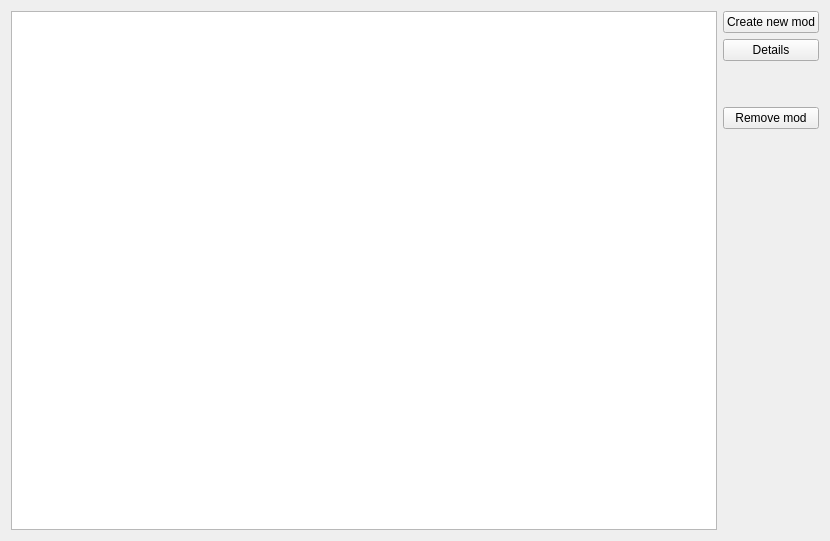
This is src/ui/skeletons/form_repository_table.ui in 132nd-etcher/EASI as Qt 5 draws it before an edit. The edited form follows.
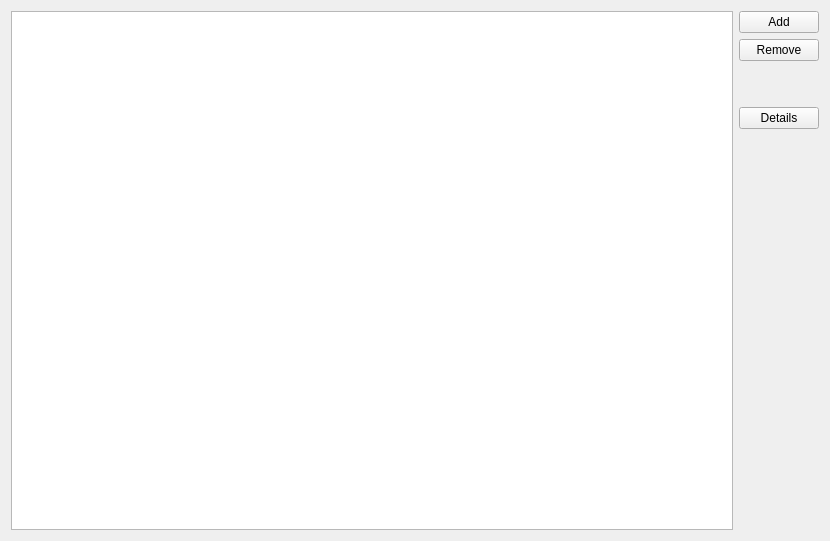
This is the edited form.

```diff
--- a/src/ui/skeletons/form_repository_table.ui
+++ b/src/ui/skeletons/form_repository_table.ui
@@ -22,14 +22,14 @@
      <item>
       <widget class="QPushButton" name="btn_create_mod">
        <property name="text">
-        <string>Create new mod</string>
+        <string>Add</string>
        </property>
       </widget>
      </item>
      <item>
-      <widget class="QPushButton" name="btn_details">
+      <widget class="QPushButton" name="btn_remove">
        <property name="text">
-        <string>Details</string>
+        <string>Remove</string>
        </property>
       </widget>
      </item>
@@ -50,9 +50,9 @@
       </spacer>
      </item>
      <item>
-      <widget class="QPushButton" name="btn_trash_mod">
+      <widget class="QPushButton" name="btn_details">
        <property name="text">
-        <string>Remove mod</string>
+        <string>Details</string>
        </property>
       </widget>
      </item>
```
Left out of the diff: 2 changed lines with no effect on the pictures.
